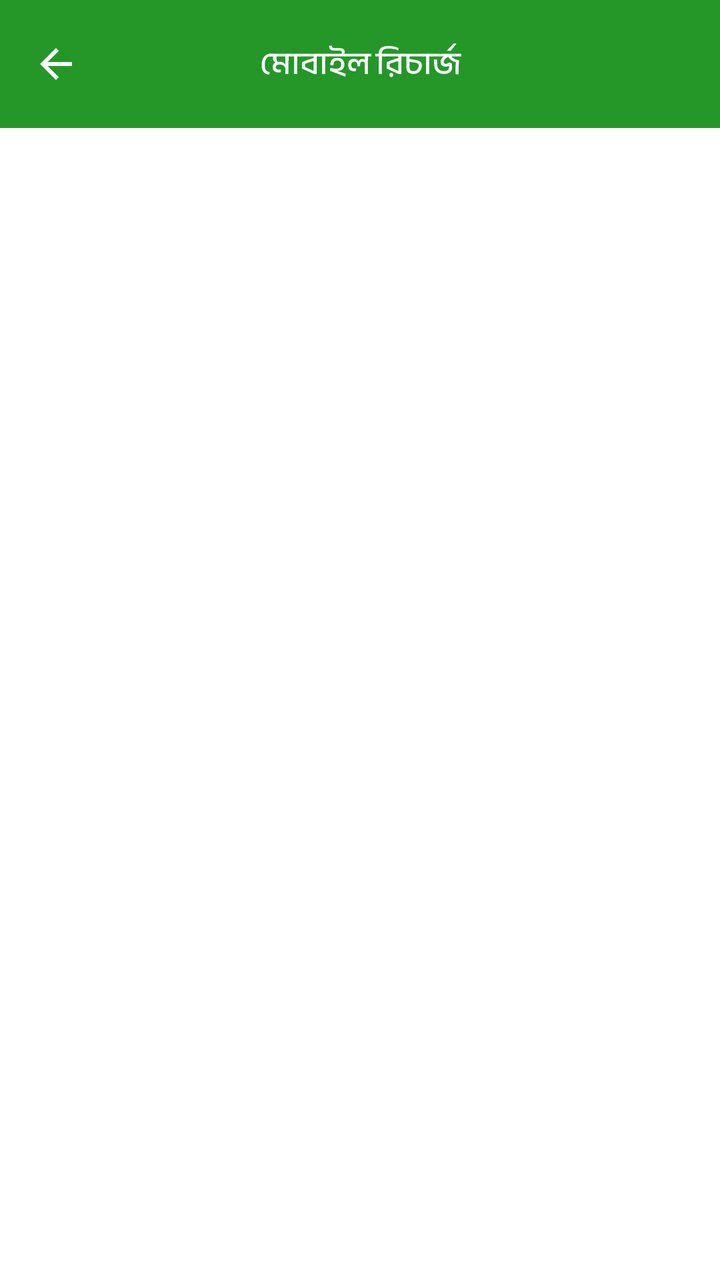
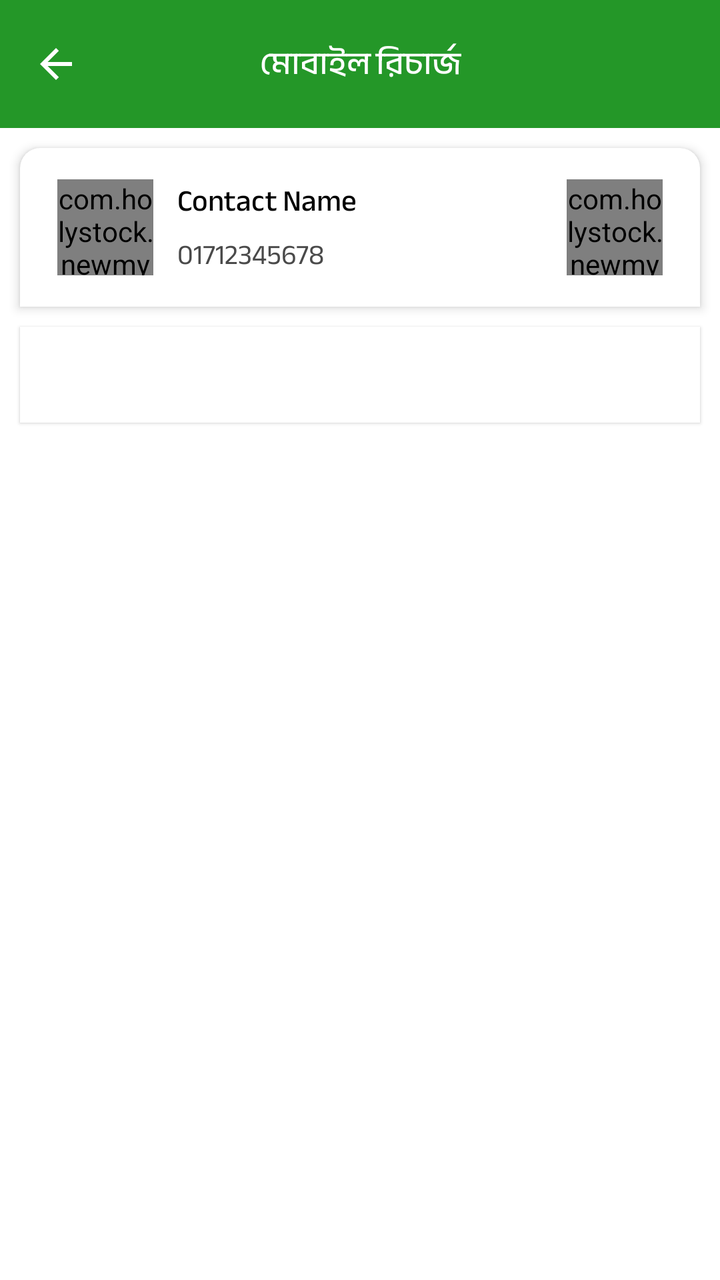

Screens rendered from an Android XML layout before and after an edit, with the pre-edit source and the edit as a unified diff.
<!-- AndroidManifest.xml: application theme Theme.NewMyOffer -->
<!-- res/layout/activity_recharge_offer.xml -->
<?xml version="1.0" encoding="utf-8"?>
<RelativeLayout xmlns:android="http://schemas.android.com/apk/res/android"
    xmlns:app="http://schemas.android.com/apk/res-auto"
    xmlns:tools="http://schemas.android.com/tools"
    android:id="@+id/main"
    android:layout_width="match_parent"
    android:layout_height="match_parent"
    android:background="@color/statusBar"
    tools:context=".activity.service.recharge.RechargeOfferActivity">


    <LinearLayout
        android:layout_width="match_parent"
        android:layout_height="match_parent"
        android:background="@color/white"
        android:orientation="vertical">

        <com.google.android.material.appbar.MaterialToolbar
            android:id="@+id/toolbar"
            android:layout_width="match_parent"
            android:layout_height="?attr/actionBarSize"
            android:background="@color/primary"
            android:backgroundTint="@color/primary"
            app:titleCentered="true"
            app:navigationIcon="@drawable/outline_arrow_back_24"
            app:navigationIconTint="@color/white"
            app:title="মোবাইল রিচার্জ"
            app:titleTextAppearance="@style/ToolbarTitleStyle" />

        <TextView
            android:id="@+id/tvDisplay"
            android:layout_gravity="center"
            android:layout_width="wrap_content"
            android:layout_height="wrap_content"/>


    </LinearLayout>


</RelativeLayout>
<!-- resources referenced by this layout -->
<resources>
  <color name="primary">#249728</color>
  <color name="statusBar">@color/primary</color>
  <color name="white">#FFFFFFFF</color>
  <!-- drawable outline_arrow_back_24 (drawable) -->
  <vector xmlns:android="http://schemas.android.com/apk/res/android" android:autoMirrored="true" android:height="24dp" android:tint="#000000" android:viewportHeight="960" android:viewportWidth="960" android:width="24dp">
        
      <path android:fillColor="@android:color/white" android:pathData="M313,520L537,744L480,800L160,480L480,160L537,216L313,440L800,440L800,520L313,520Z"/>
      
  </vector>
  <style name="ToolbarTitleStyle">
          <item name="android:textSize">@dimen/_toolbarText</item>
          <item name="android:fontFamily">@font/bangla_medium</item>
          <item name="android:textStyle">normal</item>
          <item name="android:textColor">@color/white</item>
      </style>
  <style name="Theme.NewMyOffer" parent="Base.Theme.NewMyOffer" />
  <dimen name="_toolbarText">@dimen/_16sp</dimen>
  <style name="Base.Theme.NewMyOffer" parent="Theme.Material3.DayNight.NoActionBar">
          
           <item name="colorPrimary">@color/primary</item>
           <item name="colorSecondary">@color/primary</item>
      </style>
  <dimen name="_16sp">16.0sp</dimen>
</resources>

<!-- the commit's change to res/layout/activity_recharge_offer.xml (unified diff, before → after) -->
@@ -21,19 +21,176 @@
             android:layout_height="?attr/actionBarSize"
             android:background="@color/primary"
             android:backgroundTint="@color/primary"
-            app:titleCentered="true"
             app:navigationIcon="@drawable/outline_arrow_back_24"
             app:navigationIconTint="@color/white"
             app:title="মোবাইল রিচার্জ"
+            app:titleCentered="true"
             app:titleTextAppearance="@style/ToolbarTitleStyle" />
 
-        <TextView
-            android:id="@+id/tvDisplay"
-            android:layout_gravity="center"
-            android:layout_width="wrap_content"
-            android:layout_height="wrap_content"/>
+        <com.google.android.material.card.MaterialCardView
+            android:layout_width="match_parent"
+            android:layout_height="wrap_content"
+            android:layout_margin="@dimen/_10dp"
+            android:background="@android:color/transparent"
+            app:cardBackgroundColor="@android:color/white"
+            app:cardElevation="@dimen/_3dp"
+            app:shapeAppearanceOverlay="@style/TopRoundedCard"
+            app:strokeColor="@color/primaryLight"
+            app:strokeWidth="0dp">
+
+            <RelativeLayout
+                android:id="@+id/mainLayout"
+                android:layout_width="match_parent"
+                android:layout_height="wrap_content"
+                android:background="@drawable/bg_ripple_primary2"
+                android:minHeight="64dp"
+                android:paddingHorizontal="16dp"
+                android:paddingVertical="10dp">
+
+                <com.holystock.newmyoffer.views.BorderView
+                    android:id="@+id/operatorLayout"
+                    android:layout_width="48dp"
+                    android:layout_height="48dp"
+                    android:layout_alignParentEnd="true"
+                    android:layout_centerVertical="true"
+                    app:bgColor="@color/white"
+                    app:borderColor="@color/primaryLight"
+                    app:borderWidth="@dimen/_1.5dp"
+                    app:cornerRadius="1000dp">
+
+                    <androidx.cardview.widget.CardView
+                        android:layout_width="wrap_content"
+                        android:layout_height="wrap_content"
+                        android:layout_centerInParent="true"
+                        android:layout_margin="@dimen/_5dp"
+                        app:cardCornerRadius="999dp"
+                        app:cardElevation="0dp">
+
+                        <ImageView
+                            android:id="@+id/imgOperator"
+                            android:layout_width="wrap_content"
+                            android:layout_height="wrap_content"
+                            android:src="@drawable/grameenphone" />
+
+                    </androidx.cardview.widget.CardView>
+
+                    <com.holystock.newmyoffer.views.BorderView
+                        android:layout_width="@dimen/_18dp"
+                        android:layout_height="@dimen/_18dp"
+                        android:layout_alignParentEnd="true"
+                        android:padding="@dimen/_3dp"
+                        app:bgColor="@color/white"
+                        app:borderColor="@color/primary"
+                        app:borderWidth="@dimen/_1dp"
+                        app:cornerRadius="@dimen/_100dp">
+
+                        <ImageView
+                            android:layout_width="wrap_content"
+                            android:layout_height="wrap_content"
+                            android:src="@drawable/edit" />
 
 
+                    </com.holystock.newmyoffer.views.BorderView>
+
+
+                </com.holystock.newmyoffer.views.BorderView>
+
+
+                <ImageView
+                    android:id="@+id/ivPhoto"
+                    android:layout_width="48dp"
+                    android:layout_height="48dp"
+                    android:layout_centerVertical="true"
+                    android:scaleType="centerCrop" />
+
+                <com.holystock.newmyoffer.views.BorderView
+                    android:id="@+id/photoLayout"
+                    android:layout_width="48dp"
+                    android:layout_height="48dp"
+                    android:layout_centerVertical="true"
+                    android:scaleType="centerCrop"
+                    app:bgColor="@color/beautifulWhite"
+                    app:borderWidth="@dimen/_0dp"
+                    app:cornerRadius="1000dp">
+
+                    <TextView
+                        android:id="@+id/tvLetter"
+                        android:layout_width="wrap_content"
+                        android:layout_height="wrap_content"
+                        android:layout_centerInParent="true"
+                        android:fontFamily="@font/bangla_medium"
+                        android:maxLength="1"
+                        android:text="A"
+                        android:textColor="@color/black"
+                        android:textSize="@dimen/_22sp" />
+
+                </com.holystock.newmyoffer.views.BorderView>
+
+                <LinearLayout
+                    android:layout_width="wrap_content"
+                    android:layout_height="wrap_content"
+                    android:layout_marginStart="@dimen/_12dp"
+                    android:layout_toEndOf="@id/ivPhoto"
+                    android:orientation="vertical">
+
+                    <TextView
+                        android:id="@+id/tvName"
+                        android:layout_width="wrap_content"
+                        android:layout_height="wrap_content"
+                        android:ellipsize="end"
+                        android:fontFamily="@font/bangla_medium"
+                        android:includeFontPadding="false"
+                        android:maxLines="1"
+                        android:text="Contact Name"
+                        android:textColor="@color/black"
+                        android:textSize="@dimen/_15sp" />
+
+                    <TextView
+                        android:id="@+id/tvNumber"
+                        android:layout_width="wrap_content"
+                        android:layout_height="wrap_content"
+                        android:fontFamily="@font/bangla"
+                        android:includeFontPadding="false"
+                        android:text="01712345678"
+                        android:textColor="#4A4A4A"
+                        android:textSize="@dimen/_14sp" />
+
+                </LinearLayout>
+
+
+            </RelativeLayout>
+
+
+        </com.google.android.material.card.MaterialCardView>
+
+        <com.google.android.material.card.MaterialCardView
+            android:layout_width="match_parent"
+            android:layout_height="wrap_content"
+            android:layout_marginHorizontal="@dimen/_10dp"
+            android:layout_marginBottom="@dimen/_5dp"
+            android:background="@android:color/transparent"
+            app:cardBackgroundColor="@android:color/white"
+            app:cardCornerRadius="0dp"
+            app:cardElevation="@dimen/_1dp"
+            app:strokeColor="@color/primaryLight"
+            app:strokeWidth="0dp">
+
+
+            <com.google.android.material.tabs.TabLayout
+                android:id="@+id/tab_layout"
+                style="@style/RoundedTabLayoutStyle"
+                android:layout_width="match_parent"
+                android:layout_height="wrap_content"
+                android:background="@color/white"
+                app:tabGravity="center"
+                app:tabMode="auto" />
+
+        </com.google.android.material.card.MaterialCardView>
+
+        <androidx.viewpager.widget.ViewPager
+            android:id="@+id/viewPager"
+            android:layout_width="match_parent"
+            android:layout_height="match_parent"/>
     </LinearLayout>
 
 
<!-- resource entries referenced after the edit -->
@@ -1,27 +1,89 @@
 <!-- resources referenced by this layout -->
 <resources>
+  <color name="beautifulWhite">#F7F7F7</color>
+  <color name="black">#FF000000</color>
   <color name="primary">#249728</color>
+  <color name="primaryLight">#D4F2D4</color>
   <color name="statusBar">@color/primary</color>
   <color name="white">#FFFFFFFF</color>
+  <dimen name="_0dp">0dp</dimen>
+  <dimen name="_1.5dp">1.5dp</dimen>
+  <dimen name="_100dp">100.0dp</dimen>
+  <dimen name="_10dp">10.0dp</dimen>
+  <dimen name="_12dp">12.0dp</dimen>
+  <dimen name="_14sp">14.0sp</dimen>
+  <dimen name="_15sp">15.0sp</dimen>
+  <dimen name="_18dp">18.0dp</dimen>
+  <dimen name="_1dp">1.0dp</dimen>
+  <dimen name="_22sp">22.0sp</dimen>
+  <dimen name="_3dp">3.0dp</dimen>
+  <dimen name="_5dp">5.0dp</dimen>
+  <!-- drawable bg_ripple_primary2 (drawable) -->
+  <?xml version="1.0" encoding="utf-8"?>
+  <ripple xmlns:android="http://schemas.android.com/apk/res/android"
+      android:color="@color/primaryLight">
+  
+      <item>
+          <shape>
+              <solid android:color="@android:color/white"/>
+          </shape>
+      </item>
+  
+  </ripple>
+  <!-- drawable edit (drawable) -->
+  <vector xmlns:android="http://schemas.android.com/apk/res/android"
+      android:width="108dp"
+      android:height="108dp"
+      android:viewportWidth="960"
+      android:viewportHeight="960">
+    <path
+        android:pathData="M200,760h57l391,-391 -57,-57 -391,391v57ZM120,840v-170l528,-527q12,-11 26.5,-17t30.5,-6q16,0 31,6t26,18l55,56q12,11 17.5,26t5.5,30q0,16 -5.5,30.5T817,313L290,840L120,840ZM760,256 L704,200 760,256ZM619,341 L591,312 648,369 619,341Z"
+        android:fillColor="@color/primary"/>
+  </vector>
+  <!-- drawable grameenphone: png bitmap (drawable, 30008 bytes) -->
   <!-- drawable outline_arrow_back_24 (drawable) -->
   <vector xmlns:android="http://schemas.android.com/apk/res/android" android:autoMirrored="true" android:height="24dp" android:tint="#000000" android:viewportHeight="960" android:viewportWidth="960" android:width="24dp">
         
       <path android:fillColor="@android:color/white" android:pathData="M313,520L537,744L480,800L160,480L480,160L537,216L313,440L800,440L800,520L313,520Z"/>
       
   </vector>
+  <style name="RoundedTabLayoutStyle">
+          <item name="tabTextColor">@color/black</item>
+          <item name="tabSelectedTextColor">@color/primary</item>
+          <item name="tabTextAppearance">@style/tabTextAppearance</item>
+          <item name="tabSelectedTextAppearance">@style/tabSelectedTextAppearance</item>
+      </style>
   <style name="ToolbarTitleStyle">
           <item name="android:textSize">@dimen/_toolbarText</item>
           <item name="android:fontFamily">@font/bangla_medium</item>
           <item name="android:textStyle">normal</item>
           <item name="android:textColor">@color/white</item>
       </style>
+  <style name="TopRoundedCard">
+          <item name="cornerFamily">rounded</item>
+  
+          <item name="cornerSizeTopLeft">@dimen/_10dp</item>
+          <item name="cornerSizeTopRight">@dimen/_10dp</item>
+  
+          <item name="cornerSizeBottomLeft">0dp</item>
+          <item name="cornerSizeBottomRight">0dp</item>
+      </style>
   <style name="Theme.NewMyOffer" parent="Base.Theme.NewMyOffer" />
+  <style name="tabTextAppearance" parent="TextAppearance.Design.Tab">
+          <item name="android:textSize">@dimen/_13sp</item>
+          <item name="android:fontFamily">@font/bangla_medium</item>
+      </style>
+  <style name="tabSelectedTextAppearance" parent="TextAppearance.Design.Tab">
+          <item name="android:textSize">@dimen/_13sp</item>
+          <item name="android:fontFamily">@font/bangla_bold</item>
+      </style>
   <dimen name="_toolbarText">@dimen/_16sp</dimen>
   <style name="Base.Theme.NewMyOffer" parent="Theme.Material3.DayNight.NoActionBar">
           
            <item name="colorPrimary">@color/primary</item>
            <item name="colorSecondary">@color/primary</item>
       </style>
+  <dimen name="_13sp">13.0sp</dimen>
   <dimen name="_16sp">16.0sp</dimen>
 </resources>
 
